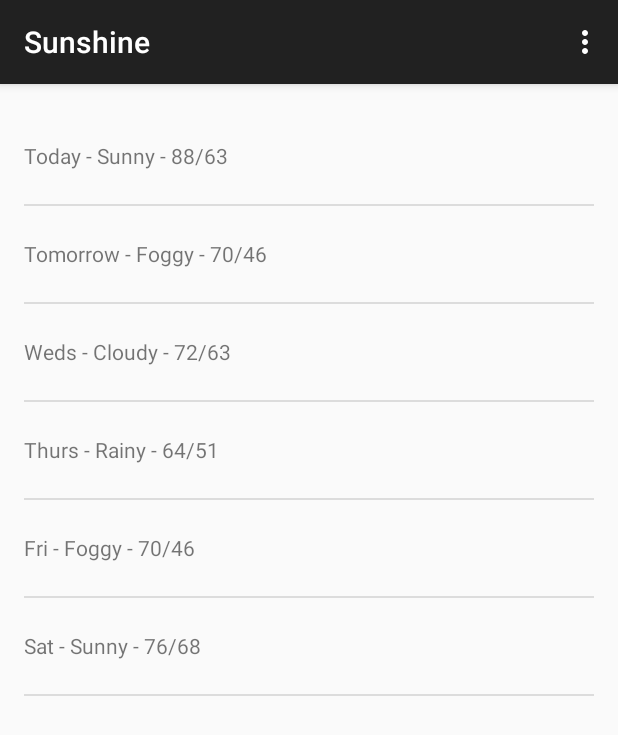
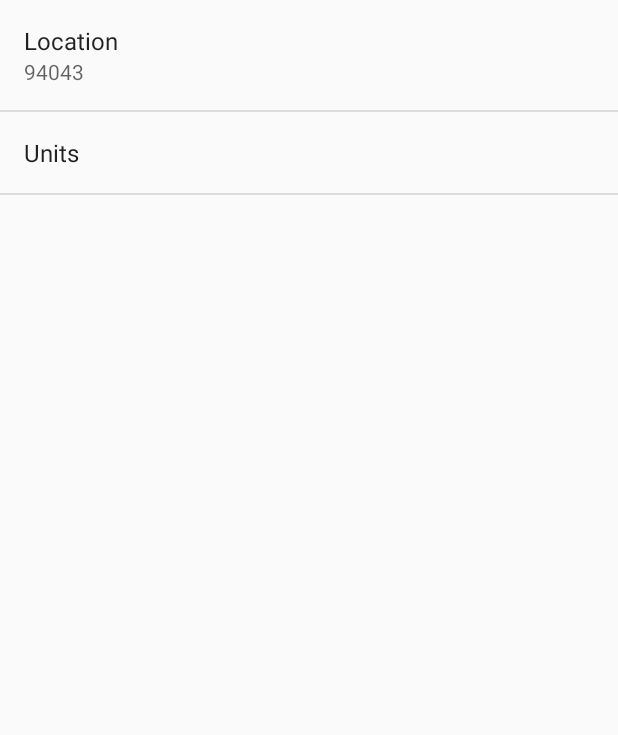
Before and after one commit to akshatgoel20/Sunshine-Version-2-1.01_hello_world, an Android app: the screen it shows after launch (MainActivity before the commit, SettingsActivity after it), in the options menu, after a tap on "Settings", on a phone screen of 412 x 824 dp. Shown: the top 735 px of the screen. Run offline under Robolectric (Android 15) with nearby library versions, the phone set to English and light mode, and no system bars.

```diff
--- a/app/src/main/java/com/example/android/sunshine/app/ForecastFragment.java
+++ b/app/src/main/java/com/example/android/sunshine/app/ForecastFragment.java
@@ -1,9 +1,11 @@
 package com.example.android.sunshine.app;
 
-import android.app.Fragment;
+import android.content.Intent;
+import android.content.SharedPreferences;
 import android.net.Uri;
 import android.os.AsyncTask;
 import android.os.Bundle;
+import android.preference.PreferenceManager;
 import android.util.Log;
 import android.view.LayoutInflater;
 import android.view.Menu;
@@ -11,8 +13,14 @@ import android.view.MenuInflater;
 import android.view.MenuItem;
 import android.view.View;
 import android.view.ViewGroup;
+import android.widget.AdapterView;
 import android.widget.ArrayAdapter;
 import android.widget.ListView;
+import android.widget.Toast;
+
+import org.json.JSONArray;
+import org.json.JSONException;
+import org.json.JSONObject;
 
 import java.io.BufferedReader;
 import java.io.IOException;
@@ -20,14 +28,15 @@ import java.io.InputStream;
 import java.io.InputStreamReader;
 import java.net.HttpURLConnection;
 import java.net.URL;
+import java.text.SimpleDateFormat;
 import java.util.ArrayList;
-import java.util.Arrays;
-import java.util.List;
 
 /**
  * Created by akshat on 17/07/16.
  */
 public class ForecastFragment extends android.support.v4.app.Fragment {
+
+    private ArrayAdapter<String> mForecastAdapter;
 
 
 
@@ -50,45 +59,142 @@ public class ForecastFragment extends android.support.v4.app.Fragment {
         // as you specify a parent activity in AndroidManifest.xml.
         int id = item.getItemId();
         if (id == R.id.action_refresh) {
-            FetchWeatherTask weatherTask = new FetchWeatherTask();
-            weatherTask.execute("94043");
+           updateWeather();
             return true;
+        }else if(id == R.id.action_settings){
+            Intent intent = new Intent(getActivity(),SettingsActivity.class);
+            startActivity(intent);
         }
         return super.onOptionsItemSelected(item);
+    }
+
+    void updateWeather(){
+        FetchWeatherTask weatherTask = new FetchWeatherTask();
+        SharedPreferences sharedPref = PreferenceManager.getDefaultSharedPreferences(getActivity());
+        String location = sharedPref.getString(getString(R.string.pref_location_key),getString(R.string.pref_location_default));
+        weatherTask.execute(location);
+    }
+
+    @Override
+    public void onStart() {
+        super.onStart();
+        updateWeather();
     }
 
     @Override
     public View onCreateView(LayoutInflater inflater, ViewGroup container,
                              Bundle savedInstanceState) {
         View rootView = inflater.inflate(R.layout.fragment_main, container, false);
-        String[] forecastArray = {
-                "Today - Sunny - 88/63",
-                "Tomorrow - Foggy - 70/46",
-                "Weds - Cloudy - 72/63",
-                "Thurs - Rainy - 64/51",
-                "Fri - Foggy - 70/46",
-                "Sat - Sunny - 76/68"
-        };
-        String url = "http://api.openweather.org/data/2.5/forecast/daily?of=94043&mode=json&units=metric&cnt=7";
-        List<String> weekForecast = new ArrayList<String>(Arrays.asList(forecastArray));
-        ArrayAdapter<String> mForecastAdapter = new ArrayAdapter<String>(getActivity(),R.layout.list_item_forecast,R.id.list_item_forecast_textview,weekForecast);
+
+         mForecastAdapter = new ArrayAdapter<String>(getActivity(),
+                 R.layout.list_item_forecast,
+                 R.id.list_item_forecast_textview,new ArrayList<String>());
         ListView listView = (ListView)rootView.findViewById(R.id.listview_forecast);
         listView.setAdapter(mForecastAdapter);
+        listView.setOnItemClickListener(new AdapterView.OnItemClickListener() {
+            @Override
+            public void onItemClick(AdapterView<?> parent, View view, int position, long id)
+            {
+                String forecast = mForecastAdapter.getItem(position);
+              Toast.makeText(getActivity(),forecast,Toast.LENGTH_SHORT).show();
+                Intent intent = new Intent(getActivity(),DetailActivity.class).putExtra(Intent.EXTRA_TEXT,forecast);
+                startActivity(intent);
+            }
+        });
         return rootView;
     }
 
-    public class FetchWeatherTask extends AsyncTask<String, Void, Void> {
+    public class FetchWeatherTask extends AsyncTask<String, Void, String[]> {
 
         private final String LOG_TAG = FetchWeatherTask.class.getSimpleName();
 
+        private String getReadableDateString(long time){
+            // Because the API returns a unix timestamp (measured in seconds),
+            // it must be converted to milliseconds in order to be converted to valid date.
+            SimpleDateFormat shortenedDateFormat = new SimpleDateFormat("EEE MMM dd");
+            return shortenedDateFormat.format(time);
+        }
+
+
+
+        private String[] getWeatherDataFromJson(String forecastJsonStr, int numDays)
+                throws JSONException {
+
+            // These are the names of the JSON objects that need to be extracted.
+            final String OWM_LIST = "list";
+            final String OWM_WEATHER = "weather";
+            final String OWM_TEMPERATURE = "temp";
+            final String OWM_MAX = "max";
+            final String OWM_MIN = "min";
+            final String OWM_DESCRIPTION = "main";
+            final String OWM_DATETIME = "dt";
+
+            JSONObject forecastJson = new JSONObject(forecastJsonStr);
+            JSONArray weatherArray = forecastJson.getJSONArray(OWM_LIST);
+
+
+
+
+            String[] resultStrs = new String[numDays];
+            for(int i = 0; i < weatherArray.length(); i++) {
+                String day;
+                String description;
+                String highAndLow;
+
+
+                JSONObject dayForecast = weatherArray.getJSONObject(i);
+
+
+                long dateTime= dayForecast.getLong(OWM_DATETIME);
+
+                day = getReadableDateString(dateTime);
+
+                JSONObject weatherObject = dayForecast.getJSONArray(OWM_WEATHER).getJSONObject(0);
+                description = weatherObject.getString(OWM_DESCRIPTION);
+
+
+                JSONObject temperatureObject = dayForecast.getJSONObject(OWM_TEMPERATURE);
+                double high = temperatureObject.getDouble(OWM_MAX);
+                double low = temperatureObject.getDouble(OWM_MIN);
+
+                highAndLow = formatHighLows(high, low);
+                resultStrs[i] = day + " - " + description + " - " + highAndLow;
+            }
+
+            for (String s : resultStrs) {
+                Log.v(LOG_TAG, "Forecast entry: " + s);
+            }
+            return resultStrs;
+
+        }
+
+        private String formatHighLows(double high, double low) {
+
+            SharedPreferences sharedPreferences = PreferenceManager.getDefaultSharedPreferences(getActivity());
+            String unitType = sharedPreferences.getString(getString(R.string.pref_units_key),getString(R.string.pref_units_metric));
+
+            if(unitType.equals(getString(R.string.pref_units_imperial))){
+                high = (high*1.8)+32 ;
+                low = (low*1.8)+32 ;
+            }else if(!unitType.equals(getString(R.string.pref_units_metric))){
+                Log.d(LOG_TAG,"Unit type not found" + unitType);
+            }
+
+            long roundedHigh = Math.round(high);
+            long roundedLow = Math.round(low);
+
+            String highLowStr = roundedHigh + "/" + roundedLow;
+            return highLowStr;
+        }
+
+
         @Override
-        protected Void doInBackground(String... params) {
-            // These two need to be declared outside the try/catch
-            // so that they can be closed in the finally block.
+        protected String[] doInBackground(String... params) {
+
             HttpURLConnection urlConnection = null;
             BufferedReader reader = null;
 
-            // Will contain the raw JSON response as a string.
+
             String forecastJsonStr = null;
 
 
@@ -97,9 +203,7 @@ public class ForecastFragment extends android.support.v4.app.Fragment {
             int numDays = 7;
 
             try {
-                // Construct the URL for the OpenWeatherMap query
-                // Possible parameters are avaiable at OWM's forecast API page, at
-                // http://openweathermap.org/API#forecast
+
                 final String FORECAST_BASE_URL =
                         "http://api.openweathermap.org/data/2.5/forecast/daily?";
                 final String QUERY_PARAM = "q";
@@ -135,21 +239,18 @@ public class ForecastFragment extends android.support.v4.app.Fragment {
 
                 String line;
                 while ((line = reader.readLine()) != null) {
-                    // Since it's JSON, adding a newline isn't necessary (it won't affect parsing)
-                    // But it does make debugging a *lot* easier if you print out the completed
-                    // buffer for debugging.
+
                     buffer.append(line + "\n");
                 }
 
                 if (buffer.length() == 0) {
-                    // Stream was empty.  No point in parsing.
+
                     return null;
                 }
                 forecastJsonStr = buffer.toString();
             } catch (IOException e) {
                 Log.e(LOG_TAG, "Error ", e);
-                // If the code didn't successfully get the weather data, there's no point in attemping
-                // to parse it.
+
                 return null;
             } finally {
                 if (urlConnection != null) {
@@ -163,7 +264,25 @@ public class ForecastFragment extends android.support.v4.app.Fragment {
                     }
                 }
             }
+
+            try {
+                return getWeatherDataFromJson(forecastJsonStr, numDays);
+            } catch (JSONException e) {
+                Log.e(LOG_TAG, e.getMessage(), e);
+                e.printStackTrace();
+            }
             return null;
+        }
+
+        @Override
+        protected void onPostExecute(String[] result) {
+            if (result != null) {
+                mForecastAdapter.clear();
+                for(String dayForecastStr : result) {
+                    mForecastAdapter.add(dayForecastStr);
+                }
+
+            }
         }
     }
 }
--- a/app/src/main/java/com/example/android/sunshine/app/MainActivity.java
+++ b/app/src/main/java/com/example/android/sunshine/app/MainActivity.java
@@ -1,5 +1,9 @@
 package com.example.android.sunshine.app;
 
+import android.content.Intent;
+import android.content.SharedPreferences;
+import android.net.Uri;
+import android.preference.PreferenceManager;
 import android.support.v7.app.ActionBarActivity;
 import android.support.v4.app.Fragment;
 import android.os.Bundle;
@@ -34,27 +38,35 @@ public class MainActivity extends ActionBarActivity {
 
     @Override
     public boolean onCreateOptionsMenu(Menu menu) {
-        // Inflate the menu; this adds items to the action bar if it is present.
-        getMenuInflater().inflate(R.menu.main, menu);
+        getMenuInflater().inflate(R.menu.main,menu);
         return true;
     }
 
     @Override
     public boolean onOptionsItemSelected(MenuItem item) {
-        // Handle action bar item clicks here. The action bar will
-        // automatically handle clicks on the Home/Up button, so long
-        // as you specify a parent activity in AndroidManifest.xml.
         int id = item.getItemId();
-
-        //noinspection SimplifiableIfStatement
-        if (id == R.id.action_settings) {
-            return true;
+        if(id == R.id.action_settings){
+            startActivity(new Intent(this,SettingsActivity.class));
+            return true ;
+        }else if(id == R.id.action_map){
+            openPreferredLocationInMap();
+            return true ;
         }
-
         return super.onOptionsItemSelected(item);
     }
+
+    private void openPreferredLocationInMap(){
+        SharedPreferences sharedPreferences = PreferenceManager.getDefaultSharedPreferences(this);
+        String location = sharedPreferences.getString(getString(R.string.pref_location_key),getString(R.string.pref_location_default));
+
+
+        Uri geolocation = Uri.parse("geo:0,0?").buildUpon()
+                .appendQueryParameter("q",location)
+                .build();
+
+        Intent intent = new Intent(Intent.ACTION_VIEW);
+        intent.setData(geolocation);
+    }
+
+
 }
-
-    /**
-     * A placeholder fragment containing a simple view.
-     */
--- /dev/null
+++ b/app/src/main/java/com/example/android/sunshine/app/SettingsActivity.java
@@ -0,0 +1,62 @@
+package com.example.android.sunshine.app;
+
+import android.preference.ListPreference;
+import android.preference.Preference;
+import android.preference.PreferenceActivity;
+import android.preference.PreferenceManager;
+import android.support.v7.app.ActionBarActivity;
+import android.os.Bundle;
+
+public class SettingsActivity extends PreferenceActivity implements Preference.OnPreferenceChangeListener {
+
+    @Override
+    public void onCreate(Bundle savedInstanceState) {
+        super.onCreate(savedInstanceState);
+        // Add 'general' preferences, defined in the XML file
+        // TODO: Add preferences from XML
+        addPreferencesFromResource(R.xml.pref_general);
+
+        // For all preferences, attach an OnPreferenceChangeListener so the UI summary can be
+        // updated when the preference changes.
+        // TODO: Add preferences
+        bindPreferenceSummaryToValue(findPreference(getString(R.string.pref_location_key)));
+        bindPreferenceSummaryToValue(findPreference(getString(R.string.pref_units_key)));
+    }
+
+    /**
+     * Attaches a listener so the summary is always updated with the preference value.
+     * Also fires the listener once, to initialize the summary (so it shows up before the value
+     * is changed.)
+     */
+    private void bindPreferenceSummaryToValue(Preference preference) {
+        // Set the listener to watch for value changes.
+        preference.setOnPreferenceChangeListener(this);
+
+        // Trigger the listener immediately with the preference's
+        // current value.
+        onPreferenceChange(preference,
+                PreferenceManager
+                        .getDefaultSharedPreferences(preference.getContext())
+                        .getString(preference.getKey(), ""));
+    }
+
+    @Override
+    public boolean onPreferenceChange(Preference preference, Object value) {
+        String stringValue = value.toString();
+
+        if (preference instanceof ListPreference) {
+            // For list preferences, look up the correct display value in
+            // the preference's 'entries' list (since they have separate labels/values).
+            ListPreference listPreference = (ListPreference) preference;
+            int prefIndex = listPreference.findIndexOfValue(stringValue);
+            if (prefIndex >= 0) {
+                preference.setSummary(listPreference.getEntries()[prefIndex]);
+            }
+        } else {
+            // For other preferences, set the summary to the value's simple string representation.
+            preference.setSummary(stringValue);
+        }
+        return true;
+    }
+
+}
--- /dev/null
+++ b/app/src/main/res/layout/activity_detail.xml
@@ -0,0 +1,4 @@
+<FrameLayout xmlns:android="http://schemas.android.com/apk/res/android"
+    xmlns:tools="http://schemas.android.com/tools" android:id="@+id/container"
+    android:layout_width="match_parent" android:layout_height="match_parent"
+    tools:context="com.example.android.sunshine.app.DetailActivity" tools:ignore="MergeRootFrame" />
--- a/app/src/main/res/menu/forecastfragment.xml
+++ b/app/src/main/res/menu/forecastfragment.xml
@@ -3,4 +3,6 @@
     xmlns:app="http://schemas.android.com/apk/res-auto">
     <item android:id="@+id/action_refresh" android:title="@string/action_refresh"
         android:orderInCategory="100" app:showAsAction="never" />
+    <item android:id="@+id/action_settings" android:title="@string/action_settings"
+        android:orderInCategory="100" app:showAsAction="never" />
 </menu>
--- a/app/src/main/res/menu/main.xml
+++ b/app/src/main/res/menu/main.xml
@@ -1,6 +1,13 @@
+<?xml version="1.0" encoding="utf-8"?>
 <menu xmlns:android="http://schemas.android.com/apk/res/android"
+    xmlns:app="http://schemas.android.com/apk/res-auto">
     xmlns:app="http://schemas.android.com/apk/res-auto"
     xmlns:tools="http://schemas.android.com/tools" tools:context=".MainActivity">
-    <item android:id="@+id/action_settings" android:title="@string/action_settings"
-        android:orderInCategory="100" app:showAsAction="never" />
+    <item android:id="@+id/action_settings"
+        android:title="@string/action_settings"
+        android:orderInCategory="100"
+        app:showAsAction="never" />
+    <item android:id="@+id/action_map"
+        android:title="@string/action_map"
+        app:showAsAction="never" />
 </menu>
--- /dev/null
+++ b/app/src/main/res/values/arrays.xml
@@ -0,0 +1,12 @@
+<?xml version="1.0" encoding="utf-8"?>
+<resources>
+    <string-array name="pref_units_options">
+        <item>@string/pref_units_label_metric</item>
+        <item>@string/pref_units_label_imperial</item>
+    </string-array>
+
+    <string-array name="pref_units_values">
+        <item>@string/pref_units_metric</item>
+        <item>@string/pref_units_imperial</item>
+    </string-array>
+</resources>
--- a/app/src/main/res/values/strings.xml
+++ b/app/src/main/res/values/strings.xml
@@ -5,5 +5,21 @@
     <string name="hello_world">Hello world!</string>
     <string name="action_settings">Settings</string>
     <string name="action_refresh">Refresh</string>
+    <string name="title_activity_detail">DetailActivity</string>
+    <string name="pref_location_label">Location</string>
+    <string name="pref_location_key">location</string>
+    <string name="pref_location_default">94043</string>
 
+    <string name="pref_units_label">Units</string>
+    <string name="pref_units_key">units</string>
+    <string name="pref_units_default">Metrics</string>
+
+
+    <string name="pref_units_label_metric">Metric</string>
+    <string name="pref_units_label_imperial">Imperial</string>
+
+    <string name="pref_units_metric">Metric</string>
+    <string name="pref_units_imperial">Imperial</string>
+    <string name="action_map">Map Location</string>
+    <string name="action_share">Share</string>
 </resources>
--- /dev/null
+++ b/app/src/main/res/xml/pref_general.xml
@@ -0,0 +1,21 @@
+<?xml version="1.0" encoding="utf-8"?>
+<PreferenceScreen xmlns:android="http://schemas.android.com/apk/res/android"
+    android:layout_width="match_parent"
+    android:layout_height="match_parent">
+
+    <EditTextPreference
+        android:title="@string/pref_location_label"
+        android:key="@string/pref_location_key"
+        android:defaultValue="@string/pref_location_default"
+        android:inputType="text"
+        android:singleLine="true" />
+
+    <ListPreference
+        android:title="@string/pref_units_label"
+        android:key="@string/pref_units_key"
+        android:defaultValue="@string/pref_units_default"
+        android:entryValues="@array/pref_units_values"
+        android:entries="@array/pref_units_options"
+        />
+
+</PreferenceScreen>
```
Also changed, not shown: app/src/main/AndroidManifest.xml (+12 -4 lines), app/src/main/java/com/example/android/sunshine/app/DetailActivity.java (added, +100 -0 lines), app/src/main/res/layout/activity_settings.xml (added, +12 -0 lines), app/src/main/res/layout/fragment_detail.xml (added, +17 -0 lines), app/src/main/res/menu/detail.xml (added, +10 -0 lines), app/src/main/res/menu/detialfragment.xml (added, +12 -0 lines).
